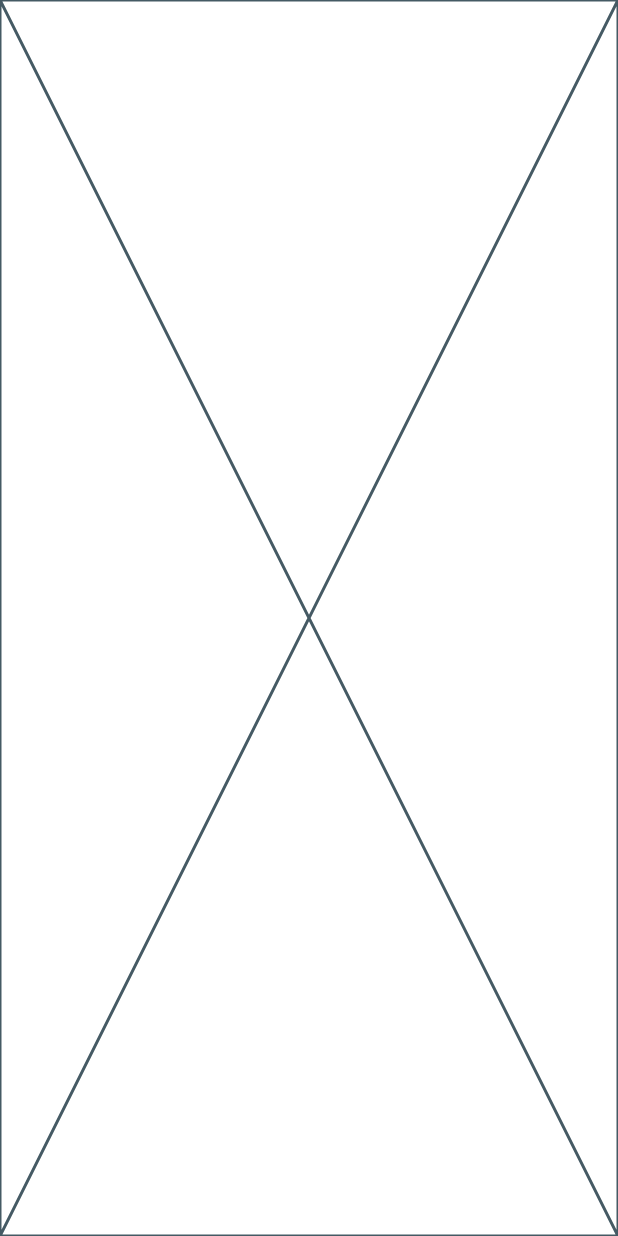
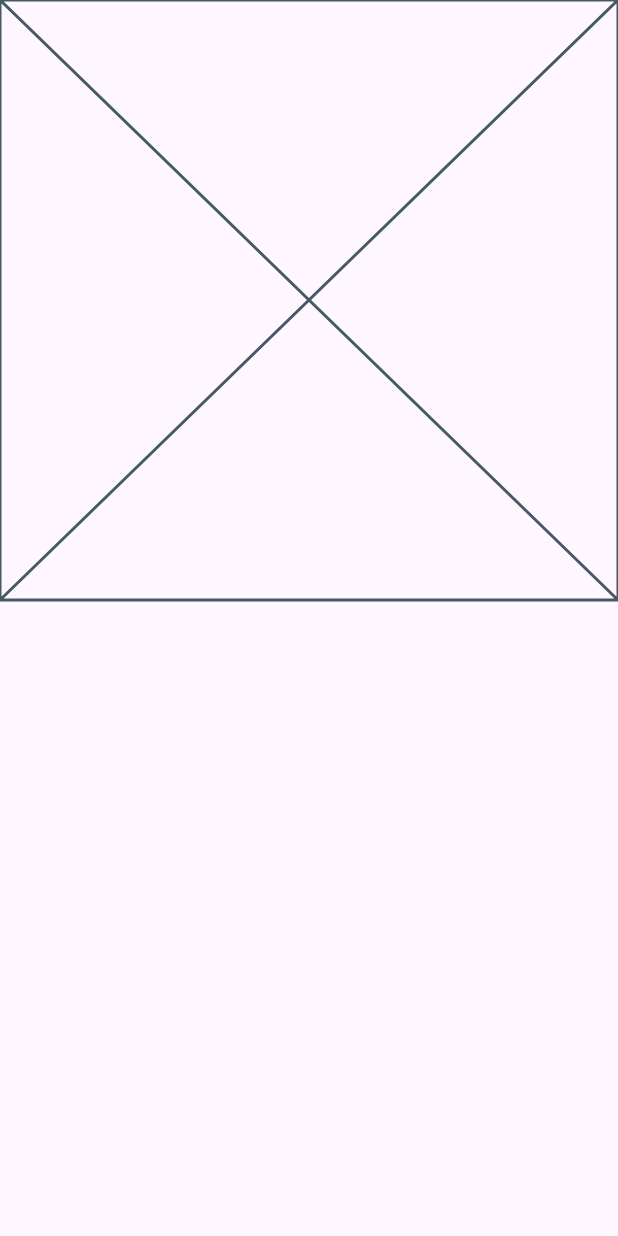
Before and after one commit to youssef336/Fruits_Hub, a Flutter app: the screen it shows after launch, on a phone screen of 412 x 824 dp. Run offline on Flutter 3.47's test engine with Material 3 defaults, Android fonts, the phone set to English and light mode, and no system bars; our stand-ins replace flutter_svg.

Commit message:
feat: implement OnBoarding view with body and page view components

```diff
--- a/lib/features/onBoarding/presentation/views/on_boarding.dart
+++ b/lib/features/onBoarding/presentation/views/on_boarding.dart
@@ -1,10 +1,11 @@
 import 'package:flutter/material.dart';
+import 'package:fruits_hub_app/features/onBoarding/presentation/views/widgets/on_boarding_body.dart';
 
 class OnBoarding extends StatelessWidget {
   const OnBoarding({Key? key}) : super(key: key);
   static const routeName = '/onBoarding';
   @override
   Widget build(BuildContext context) {
-    return const Placeholder();
+    return Scaffold(body: OnBoardingBody());
   }
 }
--- /dev/null
+++ b/lib/features/onBoarding/presentation/views/widgets/on_boarding_body.dart
@@ -0,0 +1,10 @@
+import 'package:flutter/material.dart';
+import 'package:fruits_hub_app/features/onBoarding/presentation/views/widgets/on_boarding_page_view.dart';
+
+class OnBoardingBody extends StatelessWidget {
+  const OnBoardingBody({Key? key}) : super(key: key);
+  @override
+  Widget build(BuildContext context) {
+    return Column(children: [OnBoardingPageView()]);
+  }
+}
--- /dev/null
+++ b/lib/features/onBoarding/presentation/views/widgets/on_boarding_page_view.dart
@@ -0,0 +1,10 @@
+import 'package:flutter/material.dart';
+
+class OnBoardingPageView extends StatelessWidget {
+  const OnBoardingPageView({Key? key}) : super(key: key);
+
+  @override
+  Widget build(BuildContext context) {
+    return const Placeholder();
+  }
+}
```
